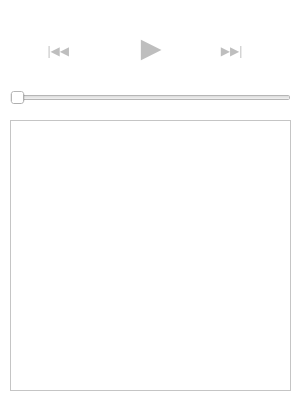
The window that mainwindow.ui (flxw/scplay) describes before a commit, drawn with Qt 5.
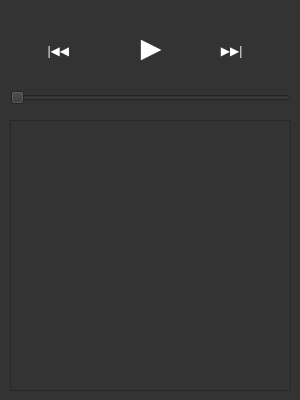
The same window after the commit.

Commit message: Style it yeah! :)

```diff
--- a/mainwindow.ui
+++ b/mainwindow.ui
@@ -15,15 +15,16 @@
   </property>
   <property name="styleSheet">
    <string notr="true">* {
-	background-color: #fff;
+	background-color: #333;
+	color: #fff;
 }
 
 #playPauseButton,
 #prevButton,
 #nextButton {
 	border-style: solid;
-	border-width:2px;
-	border-color: rgba(255,72,0,.8);
+	border-width:0px;
+	background-color: rgba(255,72,0,.8);
 }
 
 #playPauseButton:hover,
@@ -54,6 +55,8 @@
     <property name="font">
      <font>
       <pointsize>20</pointsize>
+      <weight>75</weight>
+      <bold>true</bold>
      </font>
     </property>
     <property name="styleSheet">
```
Left out of the diff: 4 changed lines with no effect on the pictures. The commit also changes 1 other file.
